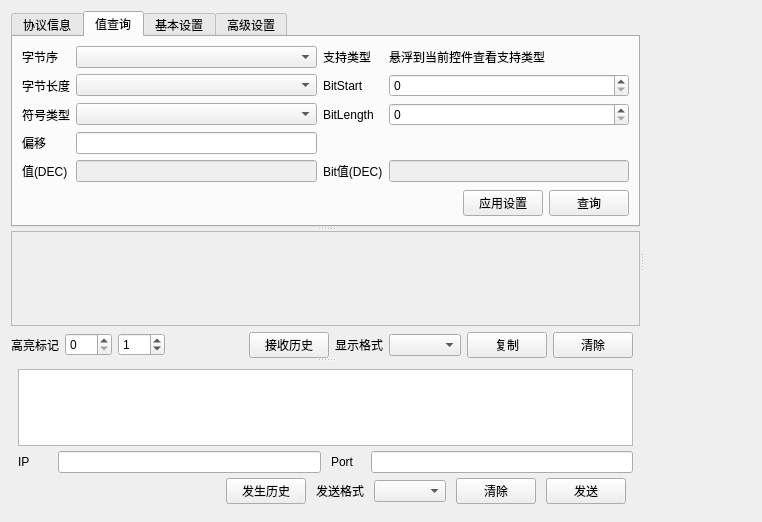
Qt form debugerwidget.ui (AilenSpace/SocketDebugger) before a commit.
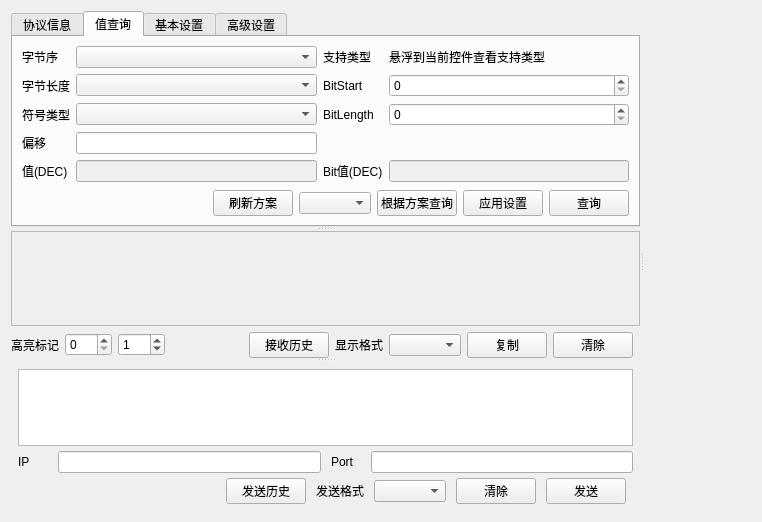
The same form after that commit. The open tabs and pages were chosen to show the change. Custom widgets are drawn as their Qt base class.

```diff
--- a/debugerwidget.ui
+++ b/debugerwidget.ui
@@ -361,6 +361,23 @@
                 </property>
                </spacer>
               </item>
+              <item>
+               <widget class="QPushButton" name="updatePlan">
+                <property name="text">
+                 <string>刷新方案</string>
+                </property>
+               </widget>
+              </item>
+              <item>
+               <widget class="QComboBox" name="planCom"/>
+              </item>
+              <item>
+               <widget class="QPushButton" name="queryByPlan">
+                <property name="text">
+                 <string>根据方案查询</string>
+                </property>
+               </widget>
+              </item>
               <item>
                <widget class="QPushButton" name="setValSetting">
                 <property name="text">
@@ -769,7 +786,7 @@
             <item>
              <widget class="QPushButton" name="historySend">
               <property name="text">
-               <string>发生历史</string>
+               <string>发送历史</string>
               </property>
              </widget>
             </item>
```
Left out of the diff: 2 changed lines with no effect on the pictures.
